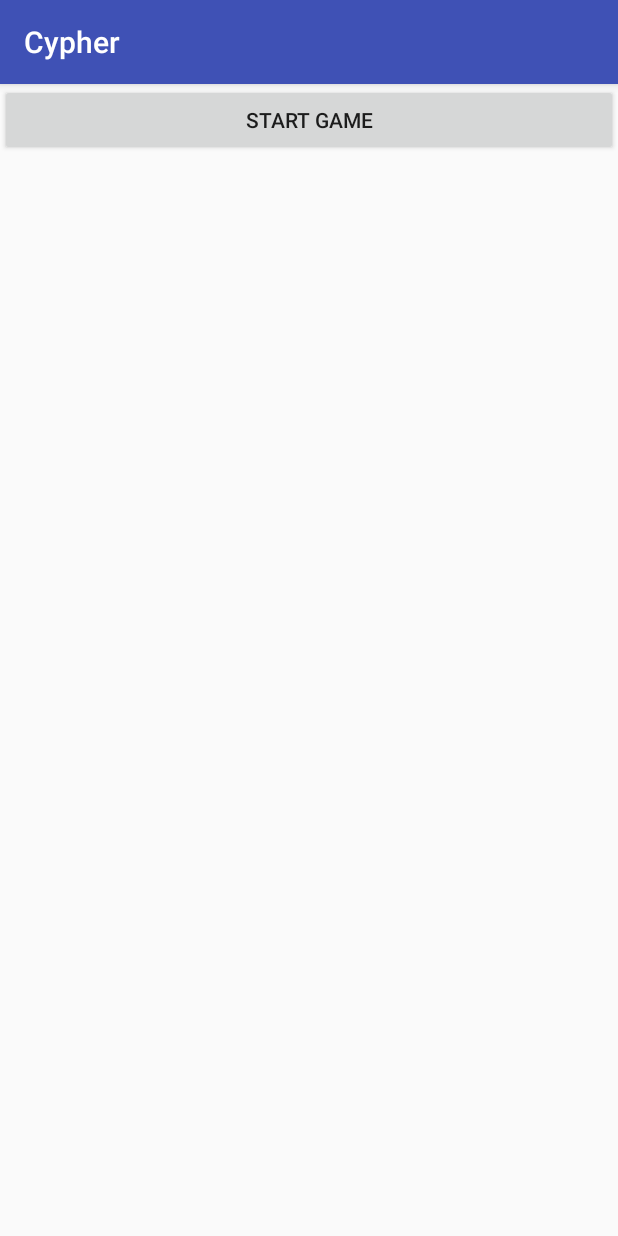
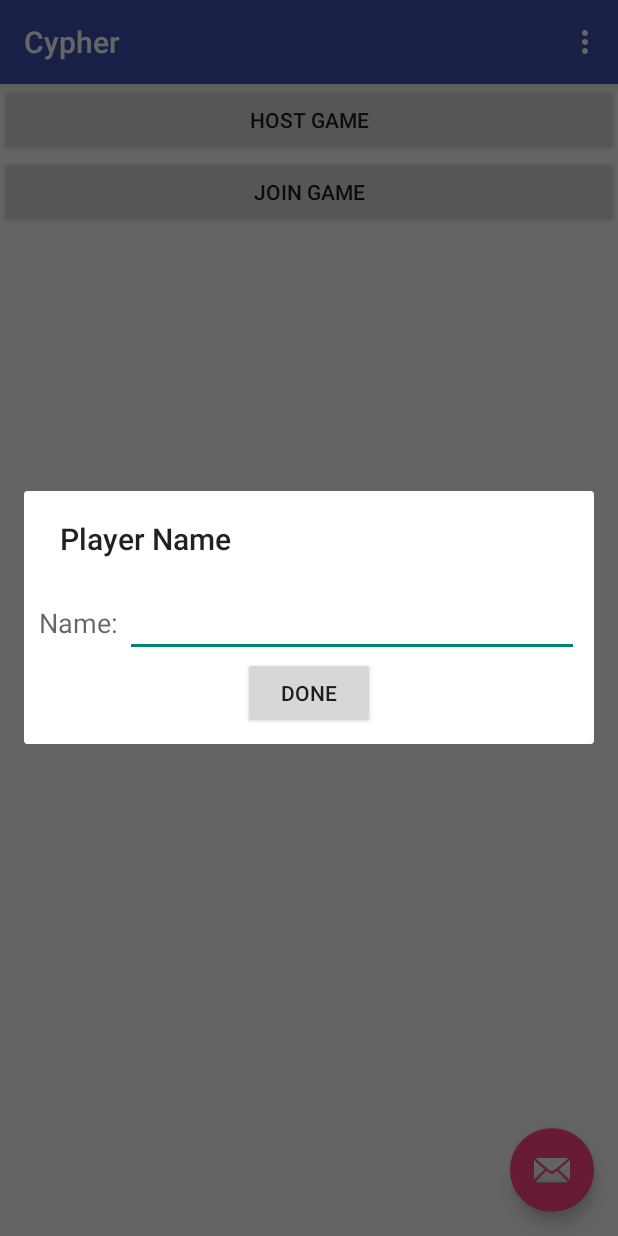
Before and after one commit to semaphore-soft/Cypher, an Android app: the screen it shows after launch (ConnectionLobbyActivity before the commit, MainActivity after it), after a tap on "HOST GAME", on a phone screen of 412 x 824 dp. Run offline under Robolectric (Android 15) with nearby library versions, the phone set to English and light mode, and no system bars; libraries missing offline, so code that uses them is left out: org.artoolkit.ar; 2 statements that could not run were skipped.

Commit message:
added dialog to set player name on hosting or joining a game, this name is passed to the connection lobby - should be used as the lobby and host player name when hosting, player name for players joining game hosted by other

```diff
--- a/Source/Cypher/app/src/main/java/com/semaphore_soft/apps/cypher/ConnectionLobbyActivity.java
+++ b/Source/Cypher/app/src/main/java/com/semaphore_soft/apps/cypher/ConnectionLobbyActivity.java
@@ -7,6 +7,7 @@
 import android.support.v7.widget.Toolbar;
 import android.view.View;
 import android.widget.Button;
+import android.widget.TextView;
 
 /**
  * Created by Scorple on 1/9/2017.
@@ -22,6 +23,10 @@
         Toolbar toolbar = (Toolbar) findViewById(R.id.toolbar);
         setSupportActionBar(toolbar);
 
+        TextView txtDisplayName = (TextView) findViewById(R.id.txtDisplayName);
+
+        txtDisplayName.setText("Welcome " + getIntent().getStringExtra("name"));
+
         Button btnStart = (Button) findViewById(R.id.btnStart);
 
         btnStart.setOnClickListener(new View.OnClickListener()
--- /dev/null
+++ b/Source/Cypher/app/src/main/java/com/semaphore_soft/apps/cypher/GetNameDialogFragment.java
@@ -0,0 +1,46 @@
+package com.semaphore_soft.apps.cypher;
+
+import android.app.Activity;
+import android.support.v4.app.DialogFragment;
+import android.os.Bundle;
+import android.view.LayoutInflater;
+import android.view.View;
+import android.view.ViewGroup;
+import android.widget.EditText;
+
+/**
+ * Created by Scorple on 1/12/2017.
+ */
+
+public class GetNameDialogFragment extends DialogFragment implements View.OnClickListener
+{
+    private GetNameDialogListener listener;
+
+    private EditText txtName;
+
+    @Override
+    public View onCreateView(LayoutInflater inflater, ViewGroup container, Bundle savedInstanceState) {
+        View view = inflater.inflate(R.layout.get_name_dialog, container);
+        txtName = (EditText) view.findViewById(R.id.txtName);
+        getDialog().setTitle("Player Name");
+        view.findViewById(R.id.btnDone).setOnClickListener(this);
+        return view;
+    }
+
+    @Override
+    public void onClick(View v)
+    {
+        String name = txtName.getText().toString();
+        listener.onFinishGetName(name);
+        this.dismiss();
+    }
+
+    public interface GetNameDialogListener
+    {
+        void onFinishGetName(String name);
+    }
+
+    public void setListener(Activity activity) {
+        listener = (GetNameDialogListener) activity;
+    }
+}
--- a/Source/Cypher/app/src/main/java/com/semaphore_soft/apps/cypher/MainActivity.java
+++ b/Source/Cypher/app/src/main/java/com/semaphore_soft/apps/cypher/MainActivity.java
@@ -4,6 +4,8 @@
 import android.os.Bundle;
 import android.support.design.widget.FloatingActionButton;
 import android.support.design.widget.Snackbar;
+import android.support.v4.app.DialogFragment;
+import android.support.v4.app.FragmentManager;
 import android.support.v7.app.AppCompatActivity;
 import android.support.v7.widget.Toolbar;
 import android.view.Menu;
@@ -11,10 +13,13 @@
 import android.view.View;
 import android.widget.Button;
 import android.widget.RadioButton;
+import android.widget.Toast;
 
-public class MainActivity extends AppCompatActivity
+public class MainActivity extends AppCompatActivity implements GetNameDialogFragment.GetNameDialogListener
 {
     private static MainPresenter presenter;
+
+    boolean host = false;
 
     @Override
     public void onCreate(Bundle savedInstanceState)
@@ -30,7 +35,7 @@
             @Override
             public void onClick(View view)
             {
-
+                Toast.makeText(getApplicationContext(), "Host or Join a Game", Toast.LENGTH_SHORT).show();
             }
         });
 
@@ -41,9 +46,11 @@
             @Override
             public void onClick(View view)
             {
-                Snackbar.make(view, "Moving to Connection Lobby", Snackbar.LENGTH_LONG).show();
+                host = true;
+                showGetNameDialog();
+                /*Toast.makeText(getApplicationContext(), "Moving to Connection Lobby", Toast.LENGTH_SHORT).show();
                 Intent intent = new Intent(getBaseContext(), ConnectionLobbyActivity.class);
-                startActivity(intent);
+                startActivity(intent);*/
             }
         });
 
@@ -54,9 +61,10 @@
             @Override
             public void onClick(View view)
             {
-                Snackbar.make(view, "Moving to Connection Lobby", Snackbar.LENGTH_LONG).show();
+                showGetNameDialog();
+                /*Toast.makeText(getApplicationContext(), "Moving to Join Game Lobby", Toast.LENGTH_SHORT).show();
                 Intent intent = new Intent(getBaseContext(), ConnectionLobbyActivity.class);
-                startActivity(intent);
+                startActivity(intent);*/
             }
         });
 
@@ -66,6 +74,14 @@
         }
 
         presenter.setView(this);
+    }
+
+    public void showGetNameDialog() {
+        FragmentManager fm = getSupportFragmentManager();
+        GetNameDialogFragment getNameDialogFragment = new GetNameDialogFragment();
+        //getNameDialogFragment.setStyle(DialogFragment.STYLE_NORMAL, R.style.AppTheme);
+        getNameDialogFragment.setListener(this);
+        getNameDialogFragment.show(fm, "get_name_dialog");
     }
 
     @Override
@@ -92,4 +108,21 @@
 
         return super.onOptionsItemSelected(item);
     }
+
+    @Override
+    public void onFinishGetName(String name)
+    {
+        if (host) {
+            Toast.makeText(getApplicationContext(), "Moving to Connection Lobby", Toast.LENGTH_SHORT).show();
+            Intent intent = new Intent(getBaseContext(), ConnectionLobbyActivity.class);
+            intent.putExtra("name", name);
+            startActivity(intent);
+        }
+        else {
+            Toast.makeText(getApplicationContext(), "Moving to Join Game Lobby", Toast.LENGTH_SHORT).show();
+            Intent intent = new Intent(getBaseContext(), ConnectionLobbyActivity.class);
+            intent.putExtra("name", name);
+            startActivity(intent);
+        }
+    }
 }
--- a/Source/Cypher/app/src/main/res/layout/connection_lobby.xml
+++ b/Source/Cypher/app/src/main/res/layout/connection_lobby.xml
@@ -28,6 +28,12 @@
 
         </android.support.design.widget.AppBarLayout>
 
+        <TextView
+                android:layout_width="wrap_content"
+                android:layout_height="wrap_content"
+                android:id="@+id/txtDisplayName"
+                android:textAppearance="@style/TextAppearance.AppCompat.Medium"/>
+
         <Button
                 android:text="Start Game"
                 android:layout_width="match_parent"
--- /dev/null
+++ b/Source/Cypher/app/src/main/res/layout/get_name_dialog.xml
@@ -0,0 +1,41 @@
+<?xml version="1.0" encoding="utf-8"?>
+<LinearLayout
+    xmlns:android="http://schemas.android.com/apk/res/android"
+    android:orientation="vertical"
+    android:gravity="center_horizontal"
+    android:layout_width="match_parent"
+    android:layout_height="wrap_content"
+    android:minWidth="300dp"
+    android:paddingTop="20dp"
+    android:paddingLeft="10dp"
+    android:paddingRight="10dp"
+    android:paddingBottom="10dp">
+
+    <LinearLayout
+        android:orientation="horizontal"
+        android:layout_width="match_parent"
+        android:layout_height="wrap_content">
+
+        <TextView
+            android:layout_width="wrap_content"
+            android:layout_height="wrap_content"
+            android:text="Name: "
+            android:labelFor="@+id/txtName"
+            android:textAppearance="@style/TextAppearance.AppCompat.Medium"/>
+
+        <EditText
+            android:layout_width="match_parent"
+            android:layout_height="wrap_content"
+            android:id="@+id/txtName"
+            android:layout_weight="1"
+            android:inputType="text"/>
+
+    </LinearLayout>
+
+    <Button
+        android:layout_width="wrap_content"
+        android:layout_height="wrap_content"
+        android:text="Done"
+        android:id="@+id/btnDone"/>
+
+</LinearLayout>
--- a/Source/Cypher/app/src/main/res/values/styles.xml
+++ b/Source/Cypher/app/src/main/res/values/styles.xml
@@ -6,6 +6,7 @@
         <item name="colorPrimary">@color/colorPrimary</item>
         <item name="colorPrimaryDark">@color/colorPrimaryDark</item>
         <item name="colorAccent">@color/colorAccent</item>
+        <item name="android:dialogTheme">@style/AppTheme.Dialog</item>
     </style>
 
     <style name="AppTheme.NoActionBar">
@@ -17,4 +18,8 @@
 
     <style name="AppTheme.PopupOverlay" parent="ThemeOverlay.AppCompat.Light" />
 
+    <style name="AppTheme.Dialog" parent="@style/Theme.AppCompat.Light.Dialog">
+        <item name="android:windowNoTitle">false</item>
+    </style>
+
 </resources>
```
